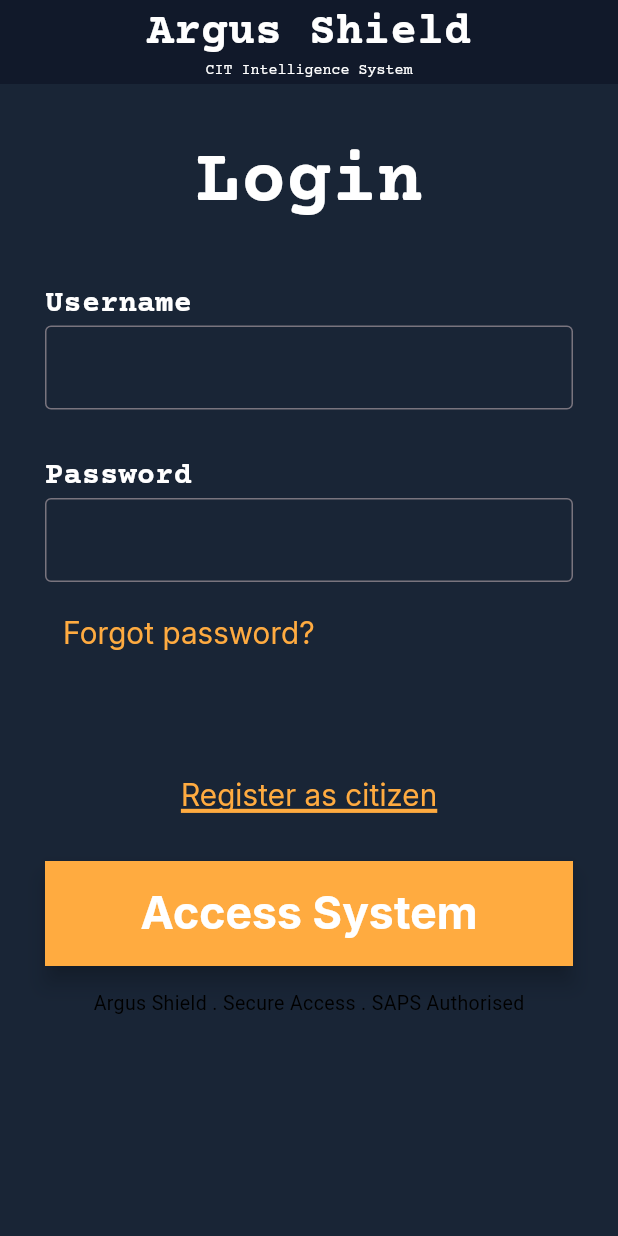
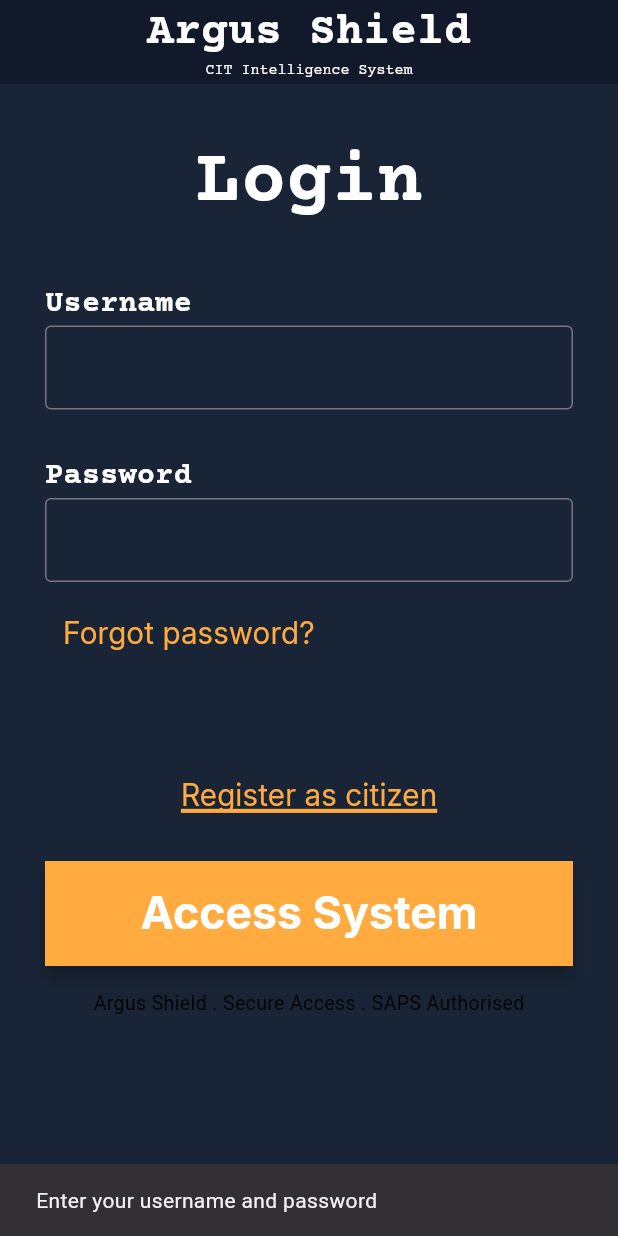
Before and after one commit to MeanBanana/cit-event-capture, a Flutter app: the screen it shows after launch, after a tap on "Access System", on a phone screen of 412 x 824 dp. Run offline on Flutter 3.47's test engine with Material 3 defaults, Android fonts, the phone set to English and light mode, and no system bars; our stand-ins replace flutter_markdown_plus, supabase_flutter; accounts and stored records are empty.

Commit message:
bugfix: Fix registration (use signUp data) and add username login

```diff
--- a/mobile/argus_shield/lib/login.dart
+++ b/mobile/argus_shield/lib/login.dart
@@ -1,5 +1,6 @@
 import 'package:flutter/material.dart';
 import 'register_citizen.dart';
+import 'supabase_service.dart';
 
 class LoginPage extends StatefulWidget{
   const LoginPage({super.key});
@@ -11,6 +12,57 @@
 class _LoginPageState extends State<LoginPage>{
   final TextEditingController userNameController = TextEditingController();
   final TextEditingController passwordController = TextEditingController();
+
+  final service = SupabaseService();
+  bool isLoading = false;
+
+  @override
+  void dispose() {
+    userNameController.dispose();
+    passwordController.dispose();
+    super.dispose();
+  }
+
+  Future<void> _login() async {
+    final ctx = context;
+    if (userNameController.text.trim().isEmpty || passwordController.text.isEmpty) {
+      ScaffoldMessenger.of(ctx).showSnackBar(
+        const SnackBar(content: Text('Enter your username and password')),
+      );
+      return;
+    }
+
+    setState(() => isLoading = true);
+    final result = await service.loginUser(
+      username: userNameController.text,
+      password: passwordController.text,
+    );
+    if (!ctx.mounted) return;
+    setState(() => isLoading = false);
+
+    if (result["success"] == true) {
+      final role = result["profile"]["role"]; // 'citizen' | 'investigator' | 'admin'
+
+      // TODO: open the right dashboard once those pages exist, e.g.
+      // Navigator.pushReplacement(ctx, MaterialPageRoute(builder: (_) =>
+      //   role == 'admin' ? const AdminDashboard()
+      //   : role == 'investigator' ? const InvestigatorDashboard()
+      //   : const CitizenDashboard()));
+      ScaffoldMessenger.of(ctx).showSnackBar(
+        SnackBar(
+          content: Text("${result["message"]} (logged in as $role)"),
+          backgroundColor: Colors.green,
+        ),
+      );
+    } else {
+      ScaffoldMessenger.of(ctx).showSnackBar(
+        SnackBar(
+          content: Text(result["message"]),
+          backgroundColor: Colors.red,
+        ),
+      );
+    }
+  }
 
   @override
   Widget build(BuildContext context) {
@@ -160,7 +212,7 @@
                 width: 400,
                 height:70,
                 child: FloatingActionButton(
-                  onPressed: (){},
+                  onPressed: isLoading ? null : _login,
                   backgroundColor: Colors.orangeAccent,
                   shape: RoundedRectangleBorder(
                     borderRadius: BorderRadius.zero,
--- a/mobile/argus_shield/lib/main.dart
+++ b/mobile/argus_shield/lib/main.dart
@@ -9,7 +9,7 @@
      url: 'https://tnydrlxptqegzhbvwpcq.supabase.co',
      anonKey: 'sb_publishable_qyDg3_F69Cy2rpoWDvR-7A_Z3AXR8h3',
   );
-  runApp(RootApp());
+  runApp(const RootApp());
 }
 
 class RootApp extends StatelessWidget {
```
Also changed, not shown: mobile/argus_shield/lib/register_citizen.dart (+34 -31 lines), mobile/argus_shield/lib/supabase_service.dart (+114 -33 lines), 1 other file.
